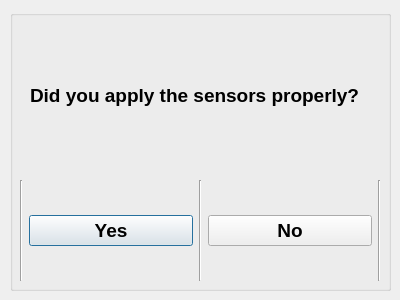
Qt form program_confirm.ui (Anzoker/3004-GProj) before a commit.
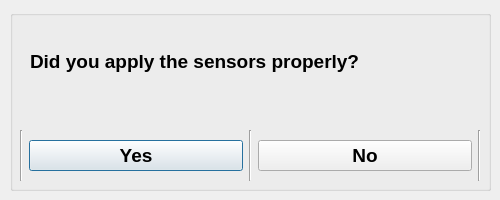
The same form after that commit.

```diff
--- a/program_confirm.ui
+++ b/program_confirm.ui
@@ -6,8 +6,8 @@
    <rect>
     <x>0</x>
     <y>0</y>
-    <width>400</width>
-    <height>300</height>
+    <width>500</width>
+    <height>200</height>
    </rect>
   </property>
   <property name="windowTitle">
@@ -18,8 +18,8 @@
     <rect>
      <x>10</x>
      <y>10</y>
-     <width>381</width>
-     <height>281</height>
+     <width>481</width>
+     <height>181</height>
     </rect>
    </property>
    <property name="title">
@@ -29,9 +29,9 @@
     <property name="geometry">
      <rect>
       <x>10</x>
-      <y>170</y>
-      <width>361</width>
-      <height>101</height>
+      <y>120</y>
+      <width>461</width>
+      <height>51</height>
      </rect>
     </property>
     <layout class="QHBoxLayout" name="horizontalLayout">
@@ -91,8 +91,8 @@
      <rect>
       <x>20</x>
       <y>20</y>
-      <width>351</width>
-      <height>131</height>
+      <width>451</width>
+      <height>62</height>
      </rect>
     </property>
     <property name="font">
```
